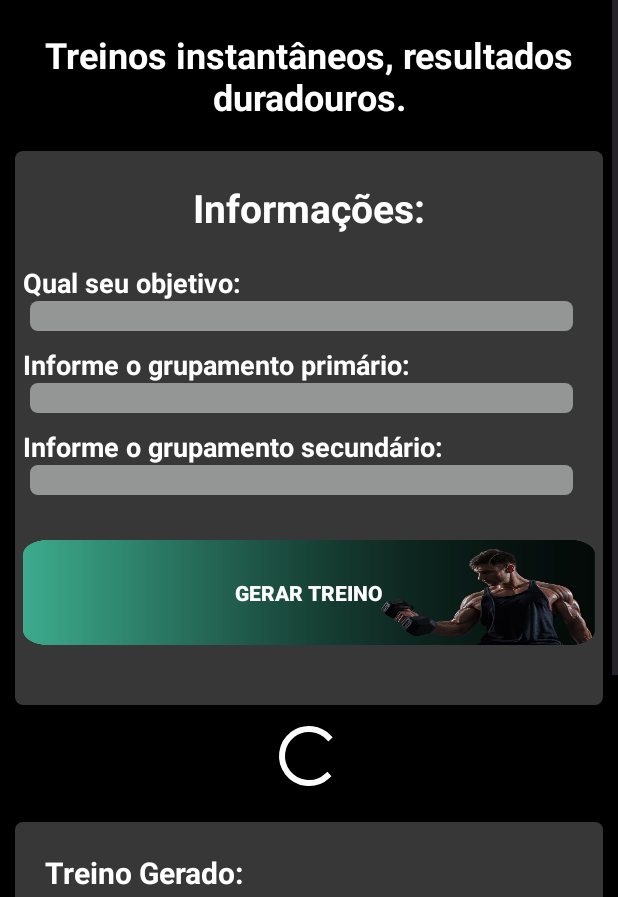
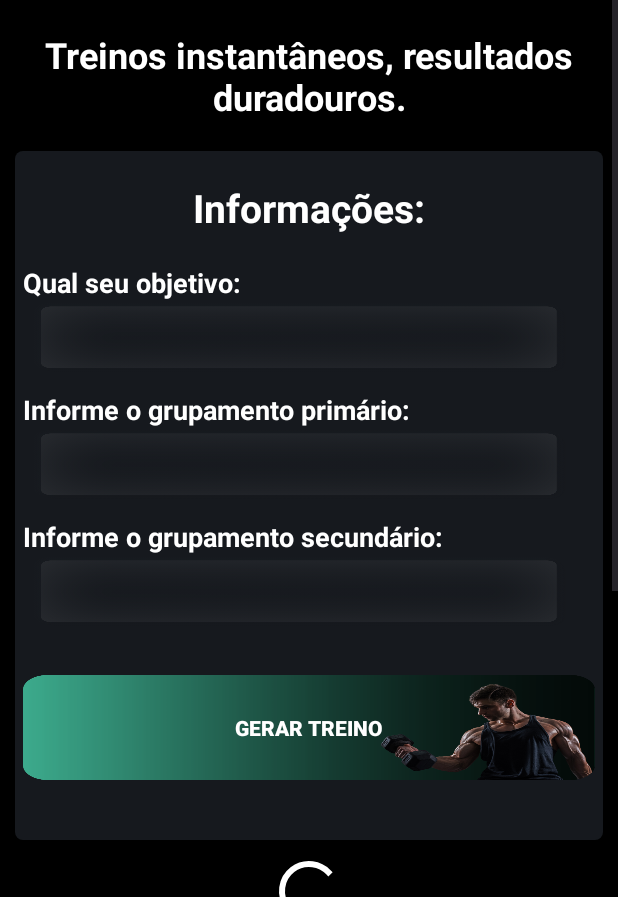
Before and after one commit to francovinicius/E-PersonalApp, an Android app: the layout activity_main.xml on its own in the app's theme, with its tools: preview values and no code run, on a phone screen of 412 x 824 dp, the part 339-1236 px from its top. Run offline under Robolectric (Android 15) with nearby library versions, the phone set to English and light mode, and no system bars.

Commit message:
alt background spinners e background Linear layout

```diff
--- a/app/src/main/res/drawable/bg_container.xml
+++ b/app/src/main/res/drawable/bg_container.xml
@@ -2,7 +2,7 @@
 <shape xmlns:android="http://schemas.android.com/apk/res/android"
     android:shape="rectangle">
 
-    <solid android:color="@color/dark_gray"/>
+    <solid android:color="@color/dark_blue_2"/>
     <corners android:radius="5dp"/>
 
 </shape>
--- a/app/src/main/res/layout/activity_main.xml
+++ b/app/src/main/res/layout/activity_main.xml
@@ -64,13 +64,13 @@
             <Spinner
                 android:id="@+id/objetivoSpinner"
                 android:layout_width="match_parent"
-                android:layout_height="wrap_content"
+                android:layout_height="50dp"
                 android:hint="Selecione um grupo muscular"
                 android:textColor="@color/dark_blue"
                 android:layout_marginStart="10dp"
                 android:layout_marginEnd="20dp"
                 android:layout_marginBottom="10dp"
-                android:background="@drawable/bg_edit"
+                android:background="@drawable/btn_spinner"
                 android:textSize="16sp"
                 android:padding="10dp"
                 android:theme="@style/SpinnerPersonalizado"/>
@@ -87,13 +87,13 @@
             <Spinner
                 android:id="@+id/grupamentoSpinner"
                 android:layout_width="match_parent"
-                android:layout_height="wrap_content"
+                android:layout_height="50dp"
                 android:hint="Selecione um grupo muscular"
                 android:textColor="@color/dark_blue"
                 android:layout_marginStart="10dp"
                 android:layout_marginEnd="20dp"
                 android:layout_marginBottom="10dp"
-                android:background="@drawable/bg_edit"
+                android:background="@drawable/btn_spinner"
                 android:textSize="16sp"
                 android:padding="10dp"
                 android:theme="@style/SpinnerPersonalizado"/>
@@ -110,13 +110,13 @@
             <Spinner
                 android:id="@+id/grupamentoSpinnerDois"
                 android:layout_width="match_parent"
-                android:layout_height="wrap_content"
+                android:layout_height="50dp"
                 android:hint="Selecione um grupo muscular"
                 android:textColor="@color/dark_blue"
                 android:layout_marginStart="10dp"
                 android:layout_marginEnd="20dp"
                 android:layout_marginBottom="10dp"
-                android:background="@drawable/bg_edit"
+                android:background="@drawable/btn_spinner"
                 android:textSize="16sp"
                 android:padding="10dp"
                 android:theme="@style/SpinnerPersonalizado"/>
--- a/app/src/main/res/values/colors.xml
+++ b/app/src/main/res/values/colors.xml
@@ -5,6 +5,7 @@
     <color name="lemon">#C1FF72</color>
     <color name="dark_green">#183D3D</color>
     <color name="dark_blue">#14213D</color>
+    <color name="dark_blue_2">#E9191C21</color>
     <color name="light_blue">#ADC4CE</color>
     <color name="neon_gray">#01E8AA</color>
     <color name="dark_gray">#373737</color>
```
